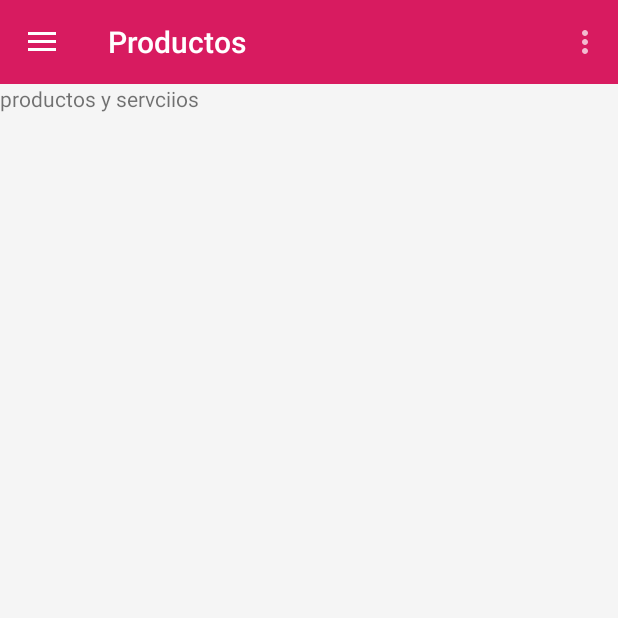
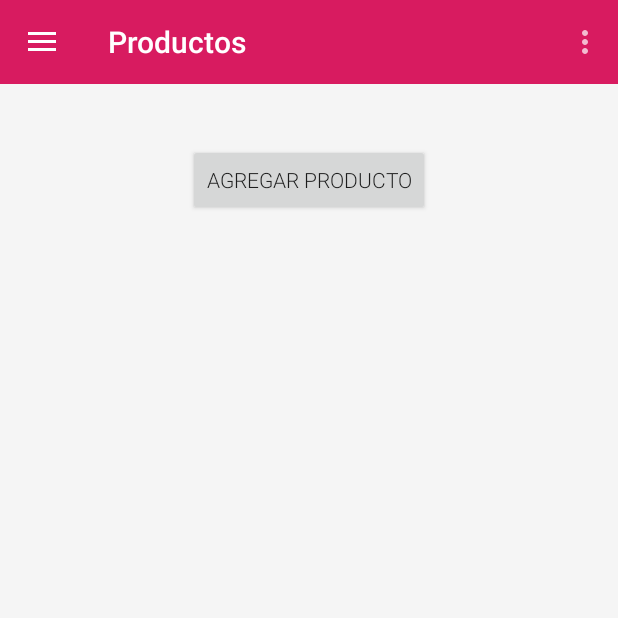
Before and after one commit to gaspardzul/misalon, an Android app: the screen it shows after launch (MainActivity), in the side drawer, after a tap on "Productos", on a phone screen of 412 x 824 dp, the top half of it. Run offline under Robolectric (Android 15) with nearby library versions, the phone set to English and light mode, and no system bars; 1 statement that could not run was skipped.

Commit message:
se agrega vista guardar productos

```diff
--- a/app/build.gradle
+++ b/app/build.gradle
@@ -25,6 +25,7 @@ dependencies {
     compile 'com.github.satyan:sugar:1.3'
     compile 'com.android.support:appcompat-v7:22.2.0'
     compile 'com.android.support:design:22.2.0'
+    compile 'com.android.support:cardview-v7:22.2.0'
     compile 'de.hdodenhof:circleimageview:1.3.0' // para usar imagenes circulares
     compile 'com.squareup.picasso:picasso:2.5.2' //para descargar imagenes
     compile 'com.android.support:recyclerview-v7:21.0.3' // para usar recycler views
--- /dev/null
+++ b/app/src/main/java/com/claudia/misalon/adapters/ProductAdapter.java
@@ -0,0 +1,69 @@
+package com.claudia.misalon.adapters;
+
+import android.content.Context;
+import android.support.v7.widget.RecyclerView;
+import android.view.LayoutInflater;
+import android.view.View;
+import android.view.ViewGroup;
+import android.widget.TextView;
+
+import com.claudia.misalon.BO.Producto;
+import com.claudia.misalon.R;
+
+import java.util.List;
+
+/**
+ * Created by gaspar on 26/07/15.
+ */
+public class ProductAdapter extends RecyclerView.Adapter<ProductAdapter.ProductoViewHolder> {
+
+    public List<Producto> productos;
+    static Context context;
+
+    public ProductAdapter(Context ctx, List<Producto> productos){
+        this.context = ctx;
+        this.productos=productos;
+    }
+
+    @Override
+    public ProductoViewHolder onCreateViewHolder(ViewGroup viewGroup, int viewType) {
+        final View v = LayoutInflater.from(viewGroup.getContext()).inflate(
+                R.layout.product_item, viewGroup, false
+        );
+        return new ProductoViewHolder(v);
+    }
+
+    @Override
+    public void onBindViewHolder(ProductoViewHolder holder, int position) {
+        Producto  p = productos.get(position);
+        holder.setTxtNombreProducto(p.getNombre());
+        holder.setTxtPrecioProducto(String.valueOf(p.getPrecio()));
+    }
+
+    @Override
+    public int getItemCount() {
+       return  productos.size();
+    }
+
+    public static class ProductoViewHolder extends RecyclerView.ViewHolder {
+        public TextView txtNombreProducto;
+        public TextView txtPrecioProducto;
+
+        public ProductoViewHolder(View v) {
+            super(v);
+            txtNombreProducto = (TextView) v.findViewById(R.id.txtNameDetail);
+            txtPrecioProducto = (TextView) v.findViewById(R.id.txtPrecioDetail);
+        }
+
+        public void setTxtNombreProducto(String nombre){
+            this.txtNombreProducto.setText(nombre);
+        }
+
+        public void setTxtPrecioProducto(String precio){
+            this.txtPrecioProducto.setText("$"+precio);
+        }
+    }
+
+
+
+}
--- a/app/src/main/java/com/claudia/misalon/fragments/ProductoServiciosFragment.java
+++ b/app/src/main/java/com/claudia/misalon/fragments/ProductoServiciosFragment.java
@@ -1,30 +1,84 @@
 package com.claudia.misalon.fragments;
 
 
+import android.content.Intent;
 import android.os.Bundle;
 import android.app.Fragment;
+import android.support.v4.widget.SwipeRefreshLayout;
+import android.support.v7.widget.LinearLayoutManager;
+import android.support.v7.widget.RecyclerView;
 import android.view.LayoutInflater;
 import android.view.View;
 import android.view.ViewGroup;
+import android.widget.Button;
 
+import com.claudia.misalon.BO.Producto;
 import com.claudia.misalon.R;
+import com.claudia.misalon.adapters.ProductAdapter;
+import com.claudia.misalon.views.ProductoAgregarEditar;
+
+import java.util.List;
 
 /**
  * A simple {@link Fragment} subclass.
  */
 public class ProductoServiciosFragment extends Fragment {
 
+    private RecyclerView recyclerView;
+    private RecyclerView.Adapter adapter;
+    private RecyclerView.LayoutManager linearLayoutManager;
+    SwipeRefreshLayout mSwipeRefreshLayout;
+    View vMain;
 
     public ProductoServiciosFragment() {
         // Required empty public constructor
     }
 
 
+
+
     @Override
     public View onCreateView(LayoutInflater inflater, ViewGroup container,
                              Bundle savedInstanceState) {
-        // Inflate the layout for this fragment
-        return inflater.inflate(R.layout.fragment_producto_servicios, container, false);
+        // Inflatex the layout for this fragment
+        View v = inflater.inflate(R.layout.fragment_producto_servicios, container, false);
+        vMain = v;
+
+        Button btnAgregar = (Button) v.findViewById(R.id.btnAgregarProducto);
+        final SwipeRefreshLayout mSwipeRefreshLayout = (SwipeRefreshLayout) v.findViewById(R.id.swipe_refresh_products);
+        mSwipeRefreshLayout.setOnRefreshListener(new SwipeRefreshLayout.OnRefreshListener() {
+            @Override
+            public void onRefresh() {
+                init(vMain,mSwipeRefreshLayout);
+            }
+        });
+
+        btnAgregar.setOnClickListener(new View.OnClickListener() {
+            @Override
+            public void onClick(View view) {
+                agregarProduc();
+            }
+        });
+
+        init(v,mSwipeRefreshLayout);
+        return v;
+
+    }
+
+    private void init(View v, SwipeRefreshLayout s) {
+
+        List<Producto> productos = Producto.listAll(Producto.class);
+        recyclerView = (RecyclerView) v.findViewById(R.id.recyclerProducts);
+        adapter = new ProductAdapter(getActivity(),productos);
+        recyclerView.setLayoutManager(new LinearLayoutManager((getActivity())));
+        recyclerView.setAdapter(adapter);
+        s.setRefreshing(false);
+    }
+
+
+    public void agregarProduc(){
+        Intent intent = new Intent(getActivity(),ProductoAgregarEditar.class);
+        startActivity(intent);
     }
 
 
--- a/app/src/main/res/layout/fragment_producto_servicios.xml
+++ b/app/src/main/res/layout/fragment_producto_servicios.xml
@@ -1,10 +1,29 @@
-<FrameLayout xmlns:android="http://schemas.android.com/apk/res/android"
-    xmlns:tools="http://schemas.android.com/tools" android:layout_width="match_parent"
-    android:layout_height="match_parent"
-    tools:context="com.claudia.misalon.fragments.ProductoServiciosFragment">
+<?xml version="1.0" encoding="utf-8"?>
+<LinearLayout xmlns:android="http://schemas.android.com/apk/res/android"
+android:orientation="vertical" android:layout_width="match_parent"
+android:paddingTop="10dp"
+android:layout_height="match_parent">
 
-    <!-- TODO: Update blank fragment layout -->
-    <TextView android:layout_width="match_parent" android:layout_height="match_parent"
-        android:text="productos y servciios" />
+<Button
+    android:id="@+id/btnAgregarProducto"
+    android:layout_width="wrap_content"
+    android:layout_height="wrap_content"
+    android:layout_gravity="center_horizontal"
+    android:layout_marginTop="30dp"
+    android:fontFamily="sans-serif-light"
+    android:text="Agregar producto" />
 
-</FrameLayout>
+    <android.support.v4.widget.SwipeRefreshLayout
+        android:id="@+id/swipe_refresh_products"
+        android:layout_width="match_parent"
+        android:layout_height="wrap_content">
+
+        <android.support.v7.widget.RecyclerView xmlns:android="http://schemas.android.com/apk/res/android"
+            android:id="@+id/recyclerProducts"
+            android:layout_width="match_parent"
+            android:layout_height="match_parent"
+            android:scrollbars="vertical" />
+
+    </android.support.v4.widget.SwipeRefreshLayout>
+
+</LinearLayout>
--- a/app/src/main/res/values/dimens.xml
+++ b/app/src/main/res/values/dimens.xml
@@ -4,4 +4,7 @@
     <dimen name="header_left_padding">16dp</dimen>
     <dimen name="header_height">192dp</dimen>
     <dimen name="profile_image_size">64dp</dimen>
+    <dimen name="titulo1">20dp</dimen>
+    <dimen name="titulo2">15dp</dimen>
+    <dimen name="titulo3">10dp</dimen>
 </resources>
--- a/app/src/main/res/values/strings.xml
+++ b/app/src/main/res/values/strings.xml
@@ -13,4 +13,10 @@
     <string name="products">Productos</string>
     <string name="citas">Citas</string>
     <string name="servicios">servicios</string>
+    <string name="title_activity_producto_agregar_editar">ProductoAgregarEditar</string>
+
+    <!--acciones-->
+    <string name="guardar">Guardar</string>
+    <string name="editar">Editar</string>
+    <string name="cancelar">Cancelar</string>
 </resources>
```
Also changed, not shown: app/src/main/AndroidManifest.xml (+19 -8 lines), app/src/main/java/com/claudia/misalon/BO/Producto.java (+28 -4 lines), app/src/main/java/com/claudia/misalon/views/ProductoAgregarEditar.java (added, +98 -0 lines), app/src/main/res/layout/activity_producto_agregar_editar.xml (added, +101 -0 lines), app/src/main/res/layout/product_item.xml (added, +50 -0 lines), app/src/main/res/menu/menu_producto_agregar_editar.xml (added, +7 -0 lines), 1 other file.
